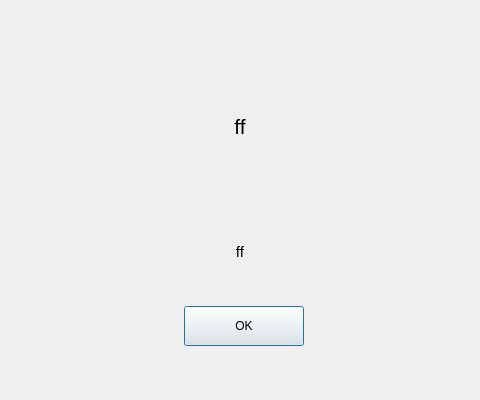
PaulCCCCCCH/Robustar_implementation, file launcher/resources/popup.ui: the form before one commit; both pictures show x 159 to 639 and y 0 to 400 of the 806 by 400 pixel window.
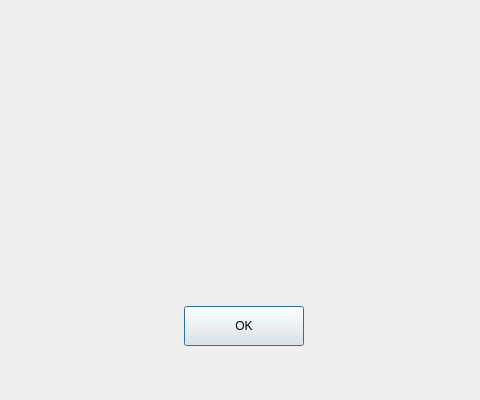
The form after the commit.

```diff
--- a/launcher/resources/popup.ui
+++ b/launcher/resources/popup.ui
@@ -69,7 +69,7 @@
           </font>
          </property>
          <property name="text">
-          <string>ff</string>
+          <string/>
          </property>
          <property name="alignment">
           <set>Qt::AlignCenter</set>
@@ -108,7 +108,7 @@
           </font>
          </property>
          <property name="text">
-          <string>ff</string>
+          <string/>
          </property>
          <property name="alignment">
           <set>Qt::AlignCenter</set>
```
Left out of the diff: 20 changed lines with no effect on the pictures.
